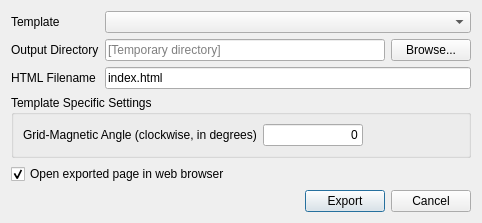
The window that ui/exporttowebdialog.ui (minorua/Qgis2threejs) describes before a commit, drawn with Qt 5.
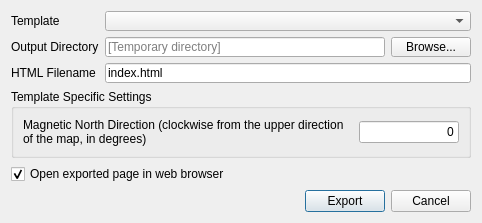
The same window after the commit.

The edit to the form file:
```diff
--- a/ui/exporttowebdialog.ui
+++ b/ui/exporttowebdialog.ui
@@ -7,7 +7,7 @@
     <x>0</x>
     <y>0</y>
     <width>482</width>
-    <height>208</height>
+    <height>216</height>
    </rect>
   </property>
   <property name="windowTitle">
@@ -82,19 +82,19 @@
      <property name="title">
       <string>Template Specific Settings</string>
      </property>
-     <layout class="QFormLayout" name="formLayout_2">
-      <property name="fieldGrowthPolicy">
-       <enum>QFormLayout::AllNonFixedFieldsGrow</enum>
-      </property>
+     <layout class="QGridLayout" name="gridLayout">
       <item row="0" column="0">
-       <widget class="QLabel" name="label_GMA">
+       <widget class="QLabel" name="label_MND">
         <property name="text">
-         <string>Grid-Magnetic Angle (clockwise, in degrees)</string>
+         <string>Magnetic North Direction (clockwise from the upper direction of the map, in degrees)</string>
+        </property>
+        <property name="wordWrap">
+         <bool>true</bool>
         </property>
        </widget>
       </item>
       <item row="0" column="1">
-       <widget class="QLineEdit" name="lineEdit_GMA">
+       <widget class="QLineEdit" name="lineEdit_MND">
         <property name="maximumSize">
          <size>
           <width>100</width>
```
